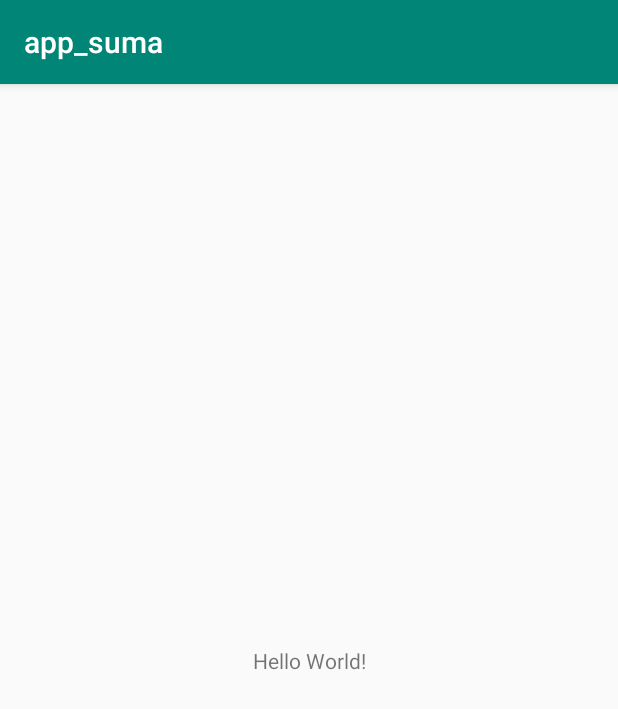
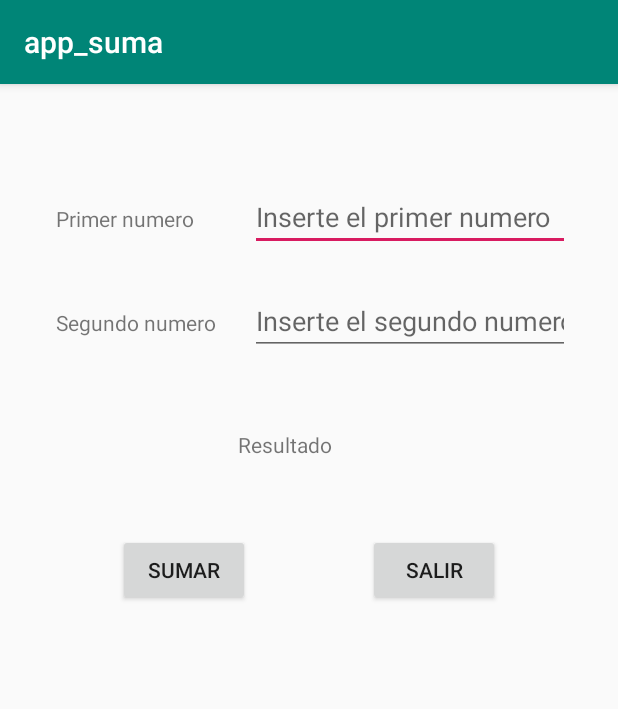
Before and after one commit to crisbertal/RaMa_android, an Android app: the screen it shows after launch (MainActivity), on a phone screen of 412 x 824 dp. Shown: the top 709 px of the screen. Run offline under Robolectric (Android 15) with nearby library versions, the phone set to English and light mode, and no system bars.

Commit message:
Aplicacion creada

```diff
--- a/app_suma/app/src/main/java/com/example/app_suma/MainActivity.java
+++ b/app_suma/app/src/main/java/com/example/app_suma/MainActivity.java
@@ -3,12 +3,38 @@ package com.example.app_suma;
 import androidx.appcompat.app.AppCompatActivity;
 
 import android.os.Bundle;
+import android.view.View;
+import android.widget.Button;
+import android.widget.EditText;
+import android.widget.TextView;
+import android.widget.Toast;
 
 public class MainActivity extends AppCompatActivity {
+
+    EditText primerSumando, segundoSumando;
+    TextView resultado;
 
     @Override
     protected void onCreate(Bundle savedInstanceState) {
         super.onCreate(savedInstanceState);
         setContentView(R.layout.activity_main);
+
+        this.primerSumando = findViewById(R.id.edit_text_primer_sumando);
+        this.segundoSumando = findViewById(R.id.edit_text_segundo_sumando);
+        this.resultado = findViewById(R.id.text_view_resultado);
+    }
+
+    public void sumar(View view) {
+        if (this.primerSumando.getText().toString().equals("") || this.segundoSumando.getText().toString().equals("")) {
+            Toast.makeText(this, "Algun campo esta vacio", Toast.LENGTH_SHORT).show();
+        } else {
+            int primerNumero = Integer.parseInt(primerSumando.getText().toString());
+            int segundoNumero = Integer.parseInt(segundoSumando.getText().toString());
+            this.resultado.setText(String.valueOf(primerNumero + segundoNumero));
+        }
+    }
+
+    public void salir(View view) {
+        this.finish();
     }
 }
--- a/app_suma/app/src/main/res/layout/activity_main.xml
+++ b/app_suma/app/src/main/res/layout/activity_main.xml
@@ -7,12 +7,90 @@
     tools:context=".MainActivity">
 
     <TextView
+        android:id="@+id/textView"
         android:layout_width="wrap_content"
         android:layout_height="wrap_content"
-        android:text="Hello World!"
-        app:layout_constraintBottom_toBottomOf="parent"
-        app:layout_constraintLeft_toLeftOf="parent"
-        app:layout_constraintRight_toRightOf="parent"
+        android:layout_marginTop="80dp"
+        android:text="@string/primer_sumando"
+        app:layout_constraintEnd_toStartOf="@+id/edit_text_primer_sumando"
+        app:layout_constraintStart_toStartOf="parent"
         app:layout_constraintTop_toTopOf="parent" />
 
+    <TextView
+        android:id="@+id/textView2"
+        android:layout_width="wrap_content"
+        android:layout_height="wrap_content"
+        android:layout_marginTop="50dp"
+        android:text="@string/segundo_sumando"
+        app:layout_constraintStart_toStartOf="@+id/textView"
+        app:layout_constraintTop_toBottomOf="@+id/textView" />
+
+    <EditText
+        android:id="@+id/edit_text_primer_sumando"
+        android:layout_width="wrap_content"
+        android:layout_height="wrap_content"
+        android:layout_marginEnd="32dp"
+        android:layout_marginRight="32dp"
+        android:ems="10"
+        android:hint="@string/hint_primer_sumando"
+        android:inputType="number"
+        app:layout_constraintBaseline_toBaselineOf="@+id/textView"
+        app:layout_constraintEnd_toEndOf="parent" />
+
+    <EditText
+        android:id="@+id/edit_text_segundo_sumando"
+        android:layout_width="wrap_content"
+        android:layout_height="wrap_content"
+        android:ems="10"
+        android:hint="@string/hint_segundo_sumando"
+        android:inputType="number"
+        app:layout_constraintBaseline_toBaselineOf="@+id/textView2"
+        app:layout_constraintEnd_toEndOf="@+id/edit_text_primer_sumando"
+        app:layout_constraintStart_toStartOf="@+id/edit_text_primer_sumando" />
+
+    <Button
+        android:id="@+id/boton_sumar"
+        android:layout_width="wrap_content"
+        android:layout_height="wrap_content"
+        android:layout_marginTop="50dp"
+        android:onClick="sumar"
+        android:text="@string/texto_boton_sumar"
+        app:layout_constraintEnd_toStartOf="@+id/boton_salir"
+        app:layout_constraintHorizontal_bias="0.5"
+        app:layout_constraintStart_toStartOf="parent"
+        app:layout_constraintTop_toBottomOf="@+id/textView3" />
+
+    <Button
+        android:id="@+id/boton_salir"
+        android:layout_width="wrap_content"
+        android:layout_height="wrap_content"
+        android:onClick="salir"
+        android:text="@string/texto_boton_salir"
+        app:layout_constraintBaseline_toBaselineOf="@+id/boton_sumar"
+        app:layout_constraintEnd_toEndOf="parent"
+        app:layout_constraintHorizontal_bias="0.5"
+        app:layout_constraintStart_toEndOf="@+id/boton_sumar" />
+
+    <TextView
+        android:id="@+id/textView3"
+        android:layout_width="wrap_content"
+        android:layout_height="wrap_content"
+        android:layout_marginTop="50dp"
+        android:layout_marginEnd="32dp"
+        android:layout_marginRight="32dp"
+        android:text="@string/resultado"
+        app:layout_constraintEnd_toStartOf="@+id/text_view_resultado"
+        app:layout_constraintHorizontal_bias="0.5"
+        app:layout_constraintHorizontal_chainStyle="packed"
+        app:layout_constraintStart_toStartOf="parent"
+        app:layout_constraintTop_toBottomOf="@+id/edit_text_segundo_sumando" />
+
+    <TextView
+        android:id="@+id/text_view_resultado"
+        android:layout_width="wrap_content"
+        android:layout_height="wrap_content"
+        app:layout_constraintBottom_toBottomOf="@+id/textView3"
+        app:layout_constraintEnd_toEndOf="parent"
+        app:layout_constraintHorizontal_bias="0.5"
+        app:layout_constraintStart_toEndOf="@+id/textView3" />
 </androidx.constraintlayout.widget.ConstraintLayout>
--- a/app_suma/app/src/main/res/values/strings.xml
+++ b/app_suma/app/src/main/res/values/strings.xml
@@ -1,3 +1,10 @@
 <resources>
     <string name="app_name">app_suma</string>
+    <string name="primer_sumando">Primer numero</string>
+    <string name="segundo_sumando">Segundo numero</string>
+    <string name="resultado">Resultado</string>
+    <string name="texto_boton_sumar">Sumar</string>
+    <string name="texto_boton_salir">Salir</string>
+    <string name="hint_primer_sumando">Inserte el primer numero</string>
+    <string name="hint_segundo_sumando">Inserte el segundo numero</string>
 </resources>
```
